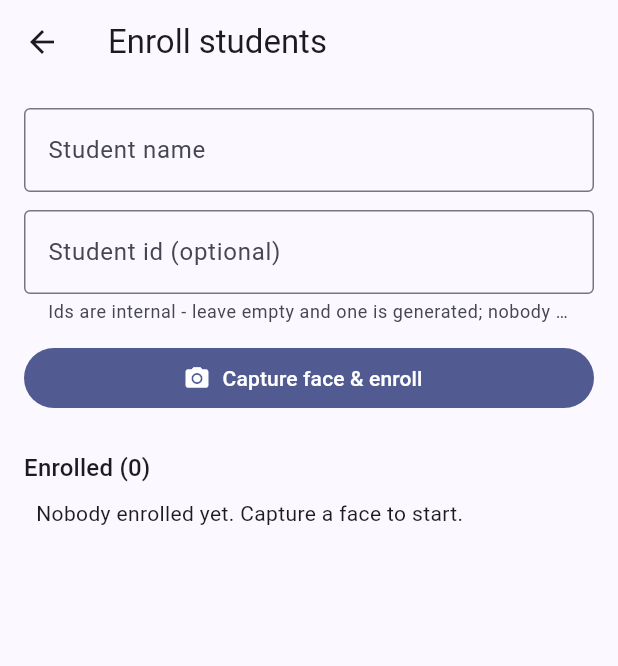
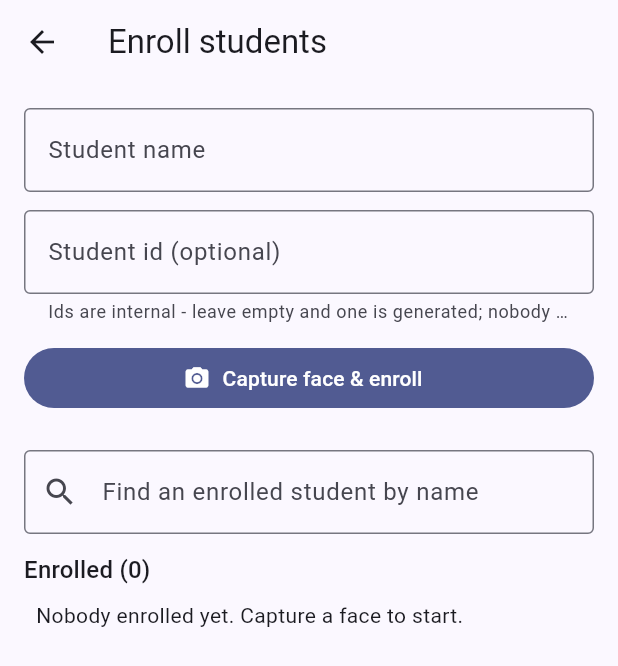
Before and after one commit to webdevshayan/school-attendance-system, a Flutter app: the screen it shows after launch, after a tap on "Check OUT", after a tap on "Enroll", on a phone screen of 412 x 824 dp. Shown: the top 666 px of the screen. Run offline on Flutter 3.47's test engine with Material 3 defaults, Android fonts, the phone set to English and light mode, and no system bars; our stand-ins replace camera, share_plus, sqflite; missing offline and left inert: face_verification, libsql_dart; accounts and stored records are empty; statements that could not run were skipped.

Commit message:
feat(admin): search field over the enrolled list (Showing M of N)
Filter happens in-memory via RosterSearch; empty matches get their own
hint so a no-hit search never looks like an empty roster.

```diff
--- a/apps/admin/lib/ui/enroll_page.dart
+++ b/apps/admin/lib/ui/enroll_page.dart
@@ -10,6 +10,7 @@ import '../core/pairing/code_service.dart';
 import '../core/recognition/enroll_errors.dart';
 import '../core/recognition/enrollment_guard.dart';
 import '../core/recognition/face_service.dart';
+import '../core/roster/roster_search.dart';
 
 /// Registers a student: name (+ optional id) -> camera snap -> on-device
 /// face sample + local database row. Each student row also mints a parent
@@ -40,8 +41,16 @@ class EnrollPage extends StatefulWidget {
 class _EnrollPageState extends State<EnrollPage> {
   final _nameController = TextEditingController();
   final _idController = TextEditingController();
+  final _searchController = TextEditingController();
   bool _busy = false;
   List<Student> _students = const [];
+
+  /// The visible roster: the search query filters the in-memory list, so
+  /// a school with hundreds of students can still find anyone instantly.
+  List<Student> get _filtered => RosterSearch.filter(
+        _students,
+        _searchController.text,
+      );
 
   @override
   void initState() {
@@ -53,6 +62,7 @@ class _EnrollPageState extends State<EnrollPage> {
   void dispose() {
     _nameController.dispose();
     _idController.dispose();
+    _searchController.dispose();
     super.dispose();
   }
 
@@ -411,9 +421,24 @@ class _EnrollPageState extends State<EnrollPage> {
             onPressed: _busy ? null : _enroll,
           ),
           const SizedBox(height: 24),
-          Text('Enrolled (${_students.length})',
-              style: Theme.of(context).textTheme.titleMedium),
-          ..._students.map(
+          TextField(
+            controller: _searchController,
+            onChanged: (_) => setState(() {}),
+            decoration: const InputDecoration(
+              prefixIcon: Icon(Icons.search),
+              hintText: 'Find an enrolled student by name',
+              border: OutlineInputBorder(),
+            ),
+          ),
+          const SizedBox(height: 12),
+          Builder(builder: (context) {
+            final filtered = _filtered;
+            final count = filtered.length == _students.length
+                ? 'Enrolled (${_students.length})'
+                : 'Showing ${filtered.length} of ${_students.length}';
+            return Text(count, style: Theme.of(context).textTheme.titleMedium);
+          }),
+          ..._filtered.map(
             (student) => ListTile(
               leading: const Icon(Icons.face),
               title: Text(student.name),
@@ -440,6 +465,13 @@ class _EnrollPageState extends State<EnrollPage> {
             const Padding(
               padding: EdgeInsets.all(8),
               child: Text('Nobody enrolled yet. Capture a face to start.'),
+            )
+          else if (_filtered.isEmpty)
+            Padding(
+              padding: const EdgeInsets.all(8),
+              child: Text(
+                'No enrolled student matches "${_searchController.text.trim()}".',
+              ),
             ),
         ],
       ),
```
